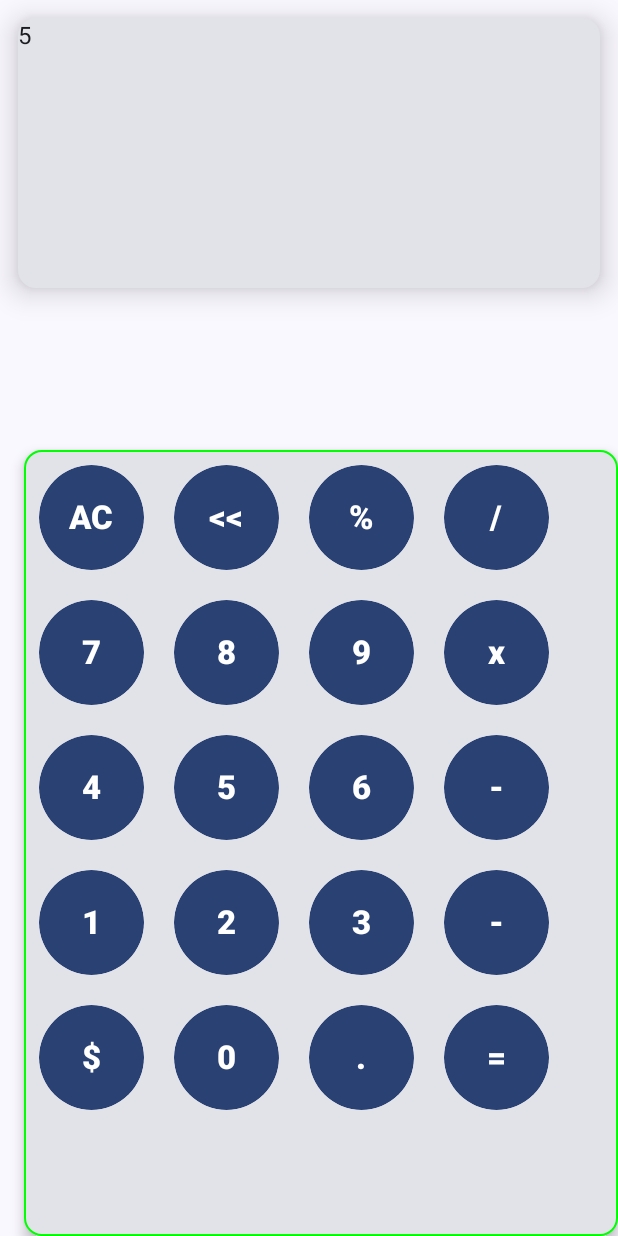
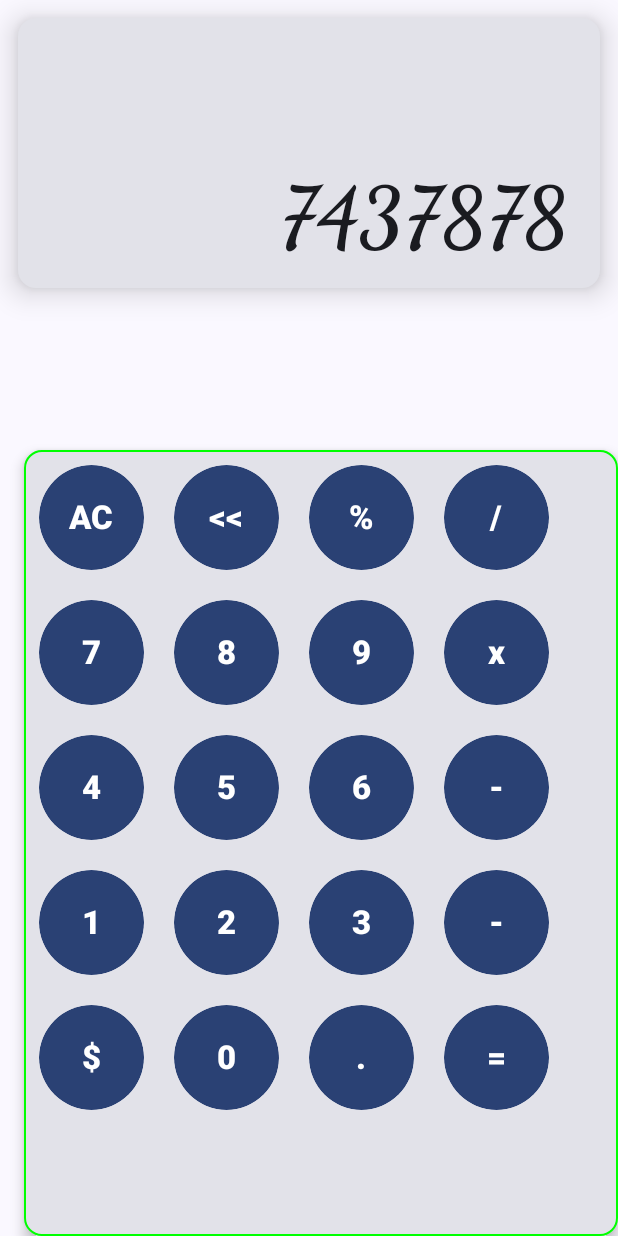
Before and after one commit to gnsgns6/CalcNow, an Android app built with Jetpack Compose: the screen it shows after launch (MainActivity), on a phone screen of 412 x 824 dp. Run offline under Robolectric (Android 15) with nearby library versions, the phone set to English and light mode, and no system bars.

Commit message:
Separated Screen.kt

```diff
--- a/app/src/main/java/com/geniusback/calcnow/MainActivity.kt
+++ b/app/src/main/java/com/geniusback/calcnow/MainActivity.kt
@@ -56,7 +56,7 @@ class MainActivity : ComponentActivity() {
                         .fillMaxWidth()
                         .horizontalScroll(state = rememberScrollState())
                 ) {
-                    ScreenView("5")
+                    ScreenView("7437878")
                     KeyView()
                     val a = Calc("LEGACY")
 //                    CalcView(a.calcName("GNEISS"))
--- a/app/src/main/java/com/geniusback/calcnow/ui/theme/Screen.kt
+++ b/app/src/main/java/com/geniusback/calcnow/ui/theme/Screen.kt
@@ -1,13 +1,27 @@
 package com.geniusback.calcnow.ui.theme
+import androidx.compose.animation.expandHorizontally
+import androidx.compose.foundation.horizontalScroll
+import androidx.compose.foundation.layout.Arrangement
+import androidx.compose.foundation.layout.*
 
+import androidx.compose.foundation.layout.Row
+import androidx.compose.foundation.layout.fillMaxSize
 import androidx.compose.foundation.layout.padding
 import androidx.compose.foundation.layout.size
 import androidx.compose.material3.Card
 import androidx.compose.material3.CardDefaults
 import androidx.compose.material3.Text
 import androidx.compose.runtime.Composable
+import androidx.compose.ui.Alignment
 import androidx.compose.ui.Modifier
+import androidx.compose.ui.text.font.FontFamily
+import androidx.compose.ui.text.font.FontWeight
+import androidx.compose.ui.text.style.TextAlign
+import androidx.compose.ui.unit.TextUnit
+import androidx.compose.ui.unit.TextUnitType
 import androidx.compose.ui.unit.dp
+import androidx.compose.ui.unit.sp
+import org.intellij.lang.annotations.JdkConstants.HorizontalAlignment
 
 @Composable
 fun ScreenView( result:String) {
@@ -17,5 +31,19 @@ fun ScreenView( result:String) {
             .size(height = 180.dp, width = 220.dp),
         elevation = CardDefaults.cardElevation(defaultElevation = 12.dp)
     )
-    { Text(text = result) }
+    {
+        Row( modifier = Modifier
+            .align(Alignment.End)
+            .padding(end=20.dp,top = 100.dp)
+        )
+
+        {
+            Text(
+                text = result,
+                fontWeight = FontWeight.ExtraBold,
+                fontFamily = FontFamily.Cursive,
+                fontSize = 55.sp
+            )
+        }
+    }
 }
```
